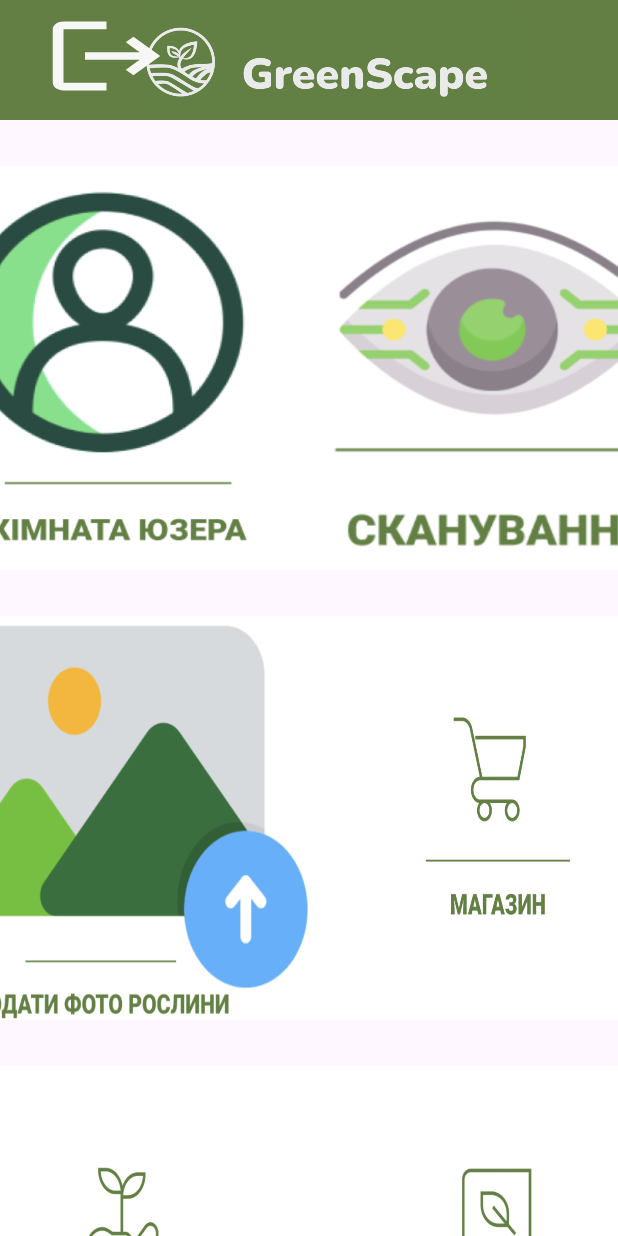
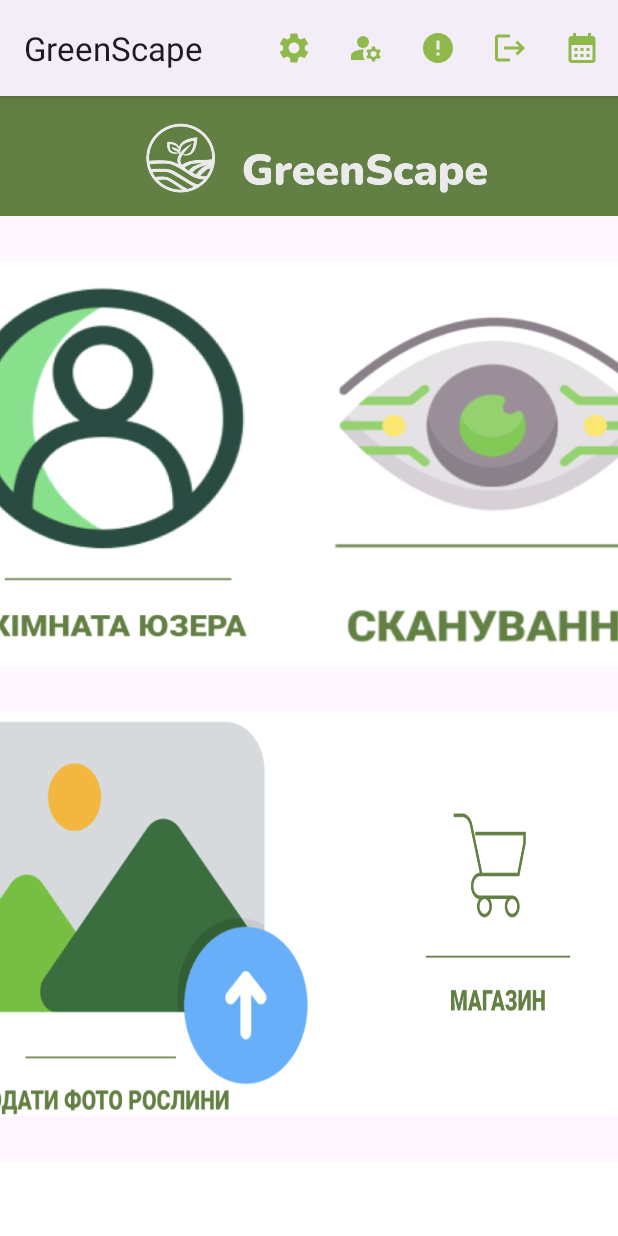
Before and after one commit to Blising/pvstep_201, an Android app: the MenuActivity screen opened directly, with no data from a screen before it, on a phone screen of 412 x 824 dp. Run offline under Robolectric (Android 15) with nearby library versions, the phone set to English and light mode, and no system bars; our stand-ins replace Firebase (no records; nobody signed in at launch, a user with empty details on screens opened directly).

Commit message:
Add menu header

```diff
--- a/app/src/main/java/com/example/greenscape/MenuActivity.java
+++ b/app/src/main/java/com/example/greenscape/MenuActivity.java
@@ -4,12 +4,16 @@ package com.example.greenscape;
 // Imports
 import android.content.Intent;
 import android.os.Bundle;
+import android.view.Menu;
+import android.view.MenuItem;
 import android.view.View;
 import android.widget.Button;
 import android.widget.ImageView;
 import android.widget.Toast;
 
+import androidx.annotation.NonNull;
 import androidx.appcompat.app.AppCompatActivity;
+import androidx.appcompat.widget.Toolbar;
 
 import com.google.firebase.auth.FirebaseAuth;
 import com.google.firebase.auth.FirebaseUser;
@@ -24,11 +28,10 @@ public class MenuActivity extends AppCompatActivity {
 
     private Button btnExit;
     private Button btnStorage;
-    private  Button btnLogoutFireBase;
 
     private Button bCreateOrder;
     private Button btnDb;
-    private ImageView IWcalendar;
+
     private ImageView btnListCalendar;
 
 
@@ -39,9 +42,8 @@ public class MenuActivity extends AppCompatActivity {
     @Override
     protected void onCreate(Bundle savedInstanceState) {
         super.onCreate(savedInstanceState);
-        setContentView(R.layout.activity_menu); // Set the layout file for this activity
-
-        btnLogoutFireBase = findViewById(R.id.btnLogoutFireBase);
+        setContentView(R.layout.activity_menu);
+        // Set the layout file for this activity
 
         // Initialize UI components
         bUroom = findViewById(R.id.bUsersRoom);
@@ -55,7 +57,7 @@ public class MenuActivity extends AppCompatActivity {
         btnDb = findViewById(R.id.btnSomfingElse);
 
         btnExit = findViewById(R.id.btnLogout);
-        IWcalendar =findViewById(R.id.IWcalendar);
+
 
 
         // Initialize Firebase authentication
@@ -74,26 +76,45 @@ public class MenuActivity extends AppCompatActivity {
 
 
         btnExit.setOnClickListener(this::goToRegister);
-        btnLogoutFireBase.setOnClickListener(this::logoutFirebase);
-        IWcalendar.setOnClickListener(this::gotoCalendarActivity);
+
         btnListCalendar.setOnClickListener(this::gotoListCalendar);
 
     }
 
-
-
-    private void gotoListCalendar(View view) {
-        Intent intent = new Intent(MenuActivity.this, SecondActivity.class);
-        startActivity(intent);
+    @Override
+    public boolean onCreateOptionsMenu(Menu menu) {
+        getMenuInflater().inflate(R.menu.menu, menu);
+        return true;
     }
 
-    private void gotoCalendarActivity(View view) {
+    @Override
+    public boolean onOptionsItemSelected(@NonNull MenuItem item) {
+        if (item.getItemId() == R.id.settings) {
+            Toast.makeText(this, "settings", Toast.LENGTH_SHORT).show();
+            return true;
+        } else if (item.getItemId() == R.id.accaunt) {
+            Toast.makeText(this, "accaunt", Toast.LENGTH_SHORT).show();
+            FirebaseUser user = FirebaseAuth.getInstance().getCurrentUser();
+            if (user != null) {
+                String photoUrl = user.getPhotoUrl() != null ? user.getPhotoUrl().toString() : "";
+                String displayName = user.getDisplayName() != null ? user.getDisplayName() : "";
+                String email = user.getEmail() != null ? user.getEmail() : "";
 
-        Intent intent = new Intent(MenuActivity.this, Calen.class);
+                Intent intent = new Intent(MenuActivity.this, RoomUsersActivity.class);
+                intent.putExtra("photoUrl", photoUrl);
+                intent.putExtra("displayName", displayName);
+                intent.putExtra("email", email);
                 startActivity(intent);
+            } else {
+                Toast.makeText(this, "Something wrong Authentication: ", Toast.LENGTH_SHORT).show();
             }
 
-    private void logoutFirebase(View view) {
+            return true;
+        } else if (item.getItemId() == R.id.error) {
+            Toast.makeText(this, "error", Toast.LENGTH_SHORT).show();
+            return true;
+        } else if (item.getItemId() == R.id.logout) {
+            Toast.makeText(this, "logout", Toast.LENGTH_SHORT).show();
             String email = FirebaseAuth.getInstance().getCurrentUser().getEmail();
 
 
@@ -102,7 +123,29 @@ public class MenuActivity extends AppCompatActivity {
             FirebaseAuth.getInstance().signOut();
             Intent intent = new Intent(MenuActivity.this,MainActivity.class);
             startActivity(intent);
+            return true;
+        } else if (item.getItemId() == R.id.calendar) {
+            Intent intent = new Intent(MenuActivity.this, Calen.class);
+            startActivity(intent);
+
+
+            return true;
+
         }
+
+
+
+        return super.onOptionsItemSelected(item);
+    }
+
+
+    private void gotoListCalendar(View view) {
+        Intent intent = new Intent(MenuActivity.this, SecondActivity.class);
+        startActivity(intent);
+    }
+
+
+
 
 
     private void GotoLibrary(View view) {
--- /dev/null
+++ b/app/src/main/res/drawable/accounts_24.xml
@@ -0,0 +1,9 @@
+<vector xmlns:android="http://schemas.android.com/apk/res/android" android:height="24dp" android:tint="#8FBA4B" android:viewportHeight="24" android:viewportWidth="24" android:width="24dp">
+
+    <path android:fillColor="@android:color/white" android:pathData="M10,8m-4,0a4,4 0,1 1,8 0a4,4 0,1 1,-8 0"/>
+
+    <path android:fillColor="@android:color/white" android:pathData="M10.67,13.02C10.45,13.01 10.23,13 10,13c-2.42,0 -4.68,0.67 -6.61,1.82C2.51,15.34 2,16.32 2,17.35V20h9.26C10.47,18.87 10,17.49 10,16C10,14.93 10.25,13.93 10.67,13.02z"/>
+
+    <path android:fillColor="@android:color/white" android:pathData="M20.75,16c0,-0.22 -0.03,-0.42 -0.06,-0.63l1.14,-1.01l-1,-1.73l-1.45,0.49c-0.32,-0.27 -0.68,-0.48 -1.08,-0.63L18,11h-2l-0.3,1.49c-0.4,0.15 -0.76,0.36 -1.08,0.63l-1.45,-0.49l-1,1.73l1.14,1.01c-0.03,0.21 -0.06,0.41 -0.06,0.63s0.03,0.42 0.06,0.63l-1.14,1.01l1,1.73l1.45,-0.49c0.32,0.27 0.68,0.48 1.08,0.63L16,21h2l0.3,-1.49c0.4,-0.15 0.76,-0.36 1.08,-0.63l1.45,0.49l1,-1.73l-1.14,-1.01C20.72,16.42 20.75,16.22 20.75,16zM17,18c-1.1,0 -2,-0.9 -2,-2s0.9,-2 2,-2s2,0.9 2,2S18.1,18 17,18z"/>
+
+</vector>
--- /dev/null
+++ b/app/src/main/res/drawable/baseline_settings_24.xml
@@ -0,0 +1,5 @@
+<vector xmlns:android="http://schemas.android.com/apk/res/android" android:height="24dp" android:tint="#8FBA4B" android:viewportHeight="24" android:viewportWidth="24" android:width="24dp">
+
+    <path android:fillColor="@android:color/white" android:pathData="M19.14,12.94c0.04,-0.3 0.06,-0.61 0.06,-0.94c0,-0.32 -0.02,-0.64 -0.07,-0.94l2.03,-1.58c0.18,-0.14 0.23,-0.41 0.12,-0.61l-1.92,-3.32c-0.12,-0.22 -0.37,-0.29 -0.59,-0.22l-2.39,0.96c-0.5,-0.38 -1.03,-0.7 -1.62,-0.94L14.4,2.81c-0.04,-0.24 -0.24,-0.41 -0.48,-0.41h-3.84c-0.24,0 -0.43,0.17 -0.47,0.41L9.25,5.35C8.66,5.59 8.12,5.92 7.63,6.29L5.24,5.33c-0.22,-0.08 -0.47,0 -0.59,0.22L2.74,8.87C2.62,9.08 2.66,9.34 2.86,9.48l2.03,1.58C4.84,11.36 4.8,11.69 4.8,12s0.02,0.64 0.07,0.94l-2.03,1.58c-0.18,0.14 -0.23,0.41 -0.12,0.61l1.92,3.32c0.12,0.22 0.37,0.29 0.59,0.22l2.39,-0.96c0.5,0.38 1.03,0.7 1.62,0.94l0.36,2.54c0.05,0.24 0.24,0.41 0.48,0.41h3.84c0.24,0 0.44,-0.17 0.47,-0.41l0.36,-2.54c0.59,-0.24 1.13,-0.56 1.62,-0.94l2.39,0.96c0.22,0.08 0.47,0 0.59,-0.22l1.92,-3.32c0.12,-0.22 0.07,-0.47 -0.12,-0.61L19.14,12.94zM12,15.6c-1.98,0 -3.6,-1.62 -3.6,-3.6s1.62,-3.6 3.6,-3.6s3.6,1.62 3.6,3.6S13.98,15.6 12,15.6z"/>
+
+</vector>
--- /dev/null
+++ b/app/src/main/res/drawable/calendar_24.xml
@@ -0,0 +1,5 @@
+<vector xmlns:android="http://schemas.android.com/apk/res/android" android:height="24dp" android:tint="#8FBA4B" android:viewportHeight="24" android:viewportWidth="24" android:width="24dp">
+
+    <path android:fillColor="@android:color/white" android:pathData="M19,4h-1V2h-2v2H8V2H6v2H5C3.89,4 3.01,4.9 3.01,6L3,20c0,1.1 0.89,2 2,2h14c1.1,0 2,-0.9 2,-2V6C21,4.9 20.1,4 19,4zM19,20H5V10h14V20zM9,14H7v-2h2V14zM13,14h-2v-2h2V14zM17,14h-2v-2h2V14zM9,18H7v-2h2V18zM13,18h-2v-2h2V18zM17,18h-2v-2h2V18z"/>
+
+</vector>
--- /dev/null
+++ b/app/src/main/res/drawable/error_24.xml
@@ -0,0 +1,5 @@
+<vector xmlns:android="http://schemas.android.com/apk/res/android" android:height="24dp" android:tint="#8FBA4B" android:viewportHeight="24" android:viewportWidth="24" android:width="24dp">
+
+    <path android:fillColor="@android:color/white" android:pathData="M12,2C6.48,2 2,6.48 2,12s4.48,10 10,10 10,-4.48 10,-10S17.52,2 12,2zM13,17h-2v-2h2v2zM13,13h-2L11,7h2v6z"/>
+
+</vector>
--- /dev/null
+++ b/app/src/main/res/drawable/logout_24.xml
@@ -0,0 +1,5 @@
+<vector xmlns:android="http://schemas.android.com/apk/res/android" android:autoMirrored="true" android:height="24dp" android:tint="#8FBA4B" android:viewportHeight="24" android:viewportWidth="24" android:width="24dp">
+
+    <path android:fillColor="@android:color/white" android:pathData="M17,7l-1.41,1.41L18.17,11H8v2h10.17l-2.58,2.58L17,17l5,-5zM4,5h8V3H4c-1.1,0 -2,0.9 -2,2v14c0,1.1 0.9,2 2,2h8v-2H4V5z"/>
+
+</vector>
--- a/app/src/main/res/layout/activity_menu.xml
+++ b/app/src/main/res/layout/activity_menu.xml
@@ -153,21 +153,12 @@
         app:layout_constraintStart_toStartOf="parent"
         app:layout_constraintTop_toBottomOf="@+id/theertRow" />
 
-    <androidx.appcompat.widget.AppCompatButton
-        android:id="@+id/btnLogoutFireBase"
-        android:layout_width="86dp"
-        android:layout_height="61dp"
-        android:layout_marginStart="28dp"
-        android:background="@drawable/logout25"
-        app:layout_constraintBottom_toBottomOf="@+id/imageView6"
-        app:layout_constraintStart_toStartOf="parent"
-        app:layout_constraintTop_toTopOf="parent"
-        app:layout_constraintVertical_bias="0.368" />
+
 
     <ImageView
         android:layout_marginBottom="200dp"
         android:id="@+id/imageView6"
-        android:layout_width="853dp"
+        android:layout_width="match_parent"
         android:layout_height="80dp"
         android:background="#637F44"
         app:layout_constraintEnd_toEndOf="parent"
@@ -185,21 +176,11 @@
         app:layout_constraintTop_toTopOf="parent"
         app:srcCompat="@drawable/headerrrrr" />
 
-    <ImageView
-        android:id="@+id/IWcalendar"
-        android:layout_width="111dp"
-        android:layout_height="88dp"
-        app:layout_constraintBottom_toBottomOf="@+id/btnLogout"
-        app:layout_constraintEnd_toStartOf="@+id/btnLogout"
-        app:layout_constraintHorizontal_bias="0.516"
-        app:layout_constraintStart_toStartOf="parent"
-        app:layout_constraintTop_toTopOf="@+id/btnLogout"
-        app:layout_constraintVertical_bias="0.523"
-        app:srcCompat="@drawable/baseline_calendar_month_24" />
 
     <ImageView
         android:id="@+id/btnListCalendar"
         android:layout_width="100dp"
+        android:visibility="invisible"
         android:layout_height="100dp"
         android:layout_marginStart="77dp"
         app:layout_constraintBottom_toBottomOf="@+id/btnLogout"
--- /dev/null
+++ b/app/src/main/res/menu/menu.xml
@@ -0,0 +1,37 @@
+<!-- Your existing ConstraintLayout code goes here -->
+
+<menu xmlns:android="http://schemas.android.com/apk/res/android"
+    xmlns:app="http://schemas.android.com/apk/res-auto">
+
+    <item
+        android:id="@+id/settings"
+        android:title="Settings"
+        app:showAsAction="always"
+        android:icon="@drawable/baseline_settings_24" />
+    <item
+        android:id="@+id/accaunt"
+        android:title="Account"
+        app:showAsAction="always"
+        android:icon="@drawable/accounts_24" />
+
+    <item
+        android:id="@+id/error"
+        android:title="Error"
+        app:showAsAction="always"
+        android:icon="@drawable/error_24" />
+    <item
+        android:id="@+id/logout"
+        android:title="Logout"
+        app:showAsAction="always"
+        android:icon="@drawable/logout_24" />
+    <item
+        android:id="@+id/calendar"
+        android:title="Calendar"
+        app:showAsAction="always"
+        android:icon="@drawable/calendar_24" />
+
+
+
+    <!-- Add more menu items here if needed -->
+
+</menu>
--- a/app/src/main/res/values-night/themes.xml
+++ b/app/src/main/res/values-night/themes.xml
@@ -2,6 +2,7 @@
     <!-- Base application theme. -->
     <style name="Base.Theme.GreenScape" parent="Theme.Material3.DayNight.NoActionBar">
         <!-- Customize your dark theme here. -->
+
         <!-- <item name="colorPrimary">@color/my_dark_primary</item> -->
     </style>
 </resources>
--- a/app/src/main/res/values/strings.xml
+++ b/app/src/main/res/values/strings.xml
@@ -1,7 +1,8 @@
 <resources>
     <string name="app_name">GreenScape</string>
+
     <string name="client_id">634133230156-gp5saepgeqv7ibjqk5mpg2oob1e75ki8.apps.googleusercontent.com</string>
-
+<string name="item_settings">Налаштування</string>
 
     <string name="open_nav">Open Navigation Drawer</string>
     <string name="close_nav">Close Navigation Drawer</string>
--- a/app/src/main/res/values/styles.xml
+++ b/app/src/main/res/values/styles.xml
@@ -2,6 +2,7 @@
 <resources>
 <style name="roundedImageView"  parent="Theme.Material3.Dark.NoActionBar">
     <item name="cornerFamily">rounded</item>
+
     <item name="cornerSize">50%</item>
 
 </style>
--- a/app/src/main/res/values/themes.xml
+++ b/app/src/main/res/values/themes.xml
@@ -1,15 +1,16 @@
 <resources xmlns:tools="http://schemas.android.com/tools">
     <!-- Base application theme. -->
-    <style name="Base.Theme.GreenScape" parent="Theme.Material3.DayNight.NoActionBar">
+    <style name="Base.Theme.GreenScape" parent="Theme.Material3.DayNight">
         <!-- Customize your light theme here. -->
         <!-- <item name="colorPrimary">@color/my_light_primary</item> -->
+        <item name="colorPrimary">@color/teal_200</item>
     </style>
 
     <style name="Theme.GreenScape" parent="Base.Theme.GreenScape" />
 
 
 
-<style name="SplashScreen"  parent="Theme.Material3.DayNight.NoActionBar">
+<style name="SplashScreen"  parent="Theme.Material3.DayNight">
 <item name="android:windowBackground">@drawable/bacground_splashescreen</item>
 <item name="android:statusBarColor" tools:targetApi="l">#D2D2D2</item>
 </style>
```
Also changed, not shown: app/src/main/res/layout/activity_main.xml (+6 -6 lines). Lines whose indentation alone changed are shown as unchanged.
